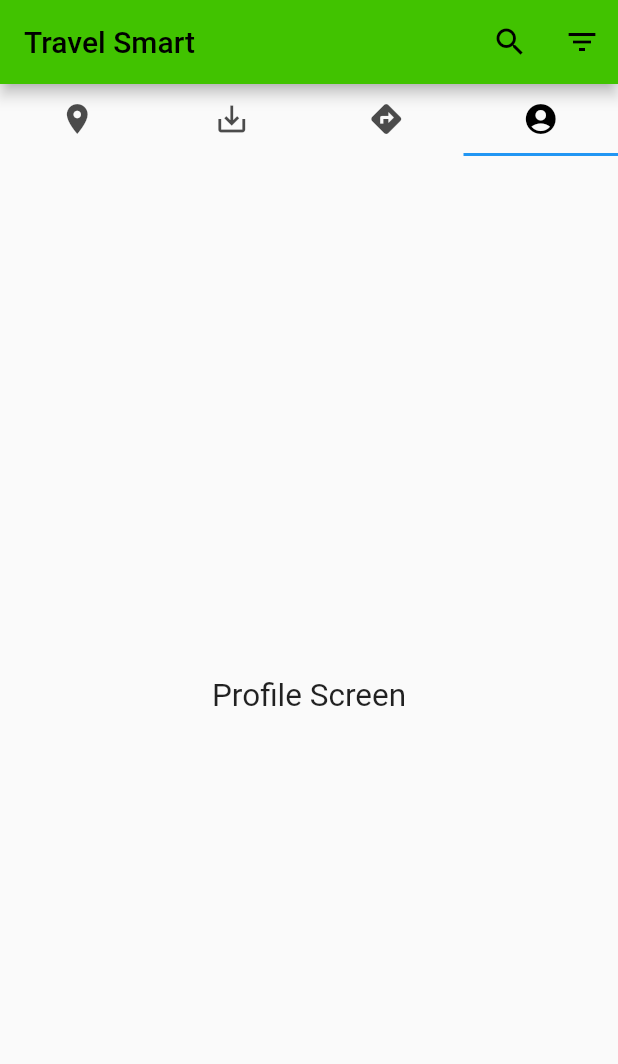
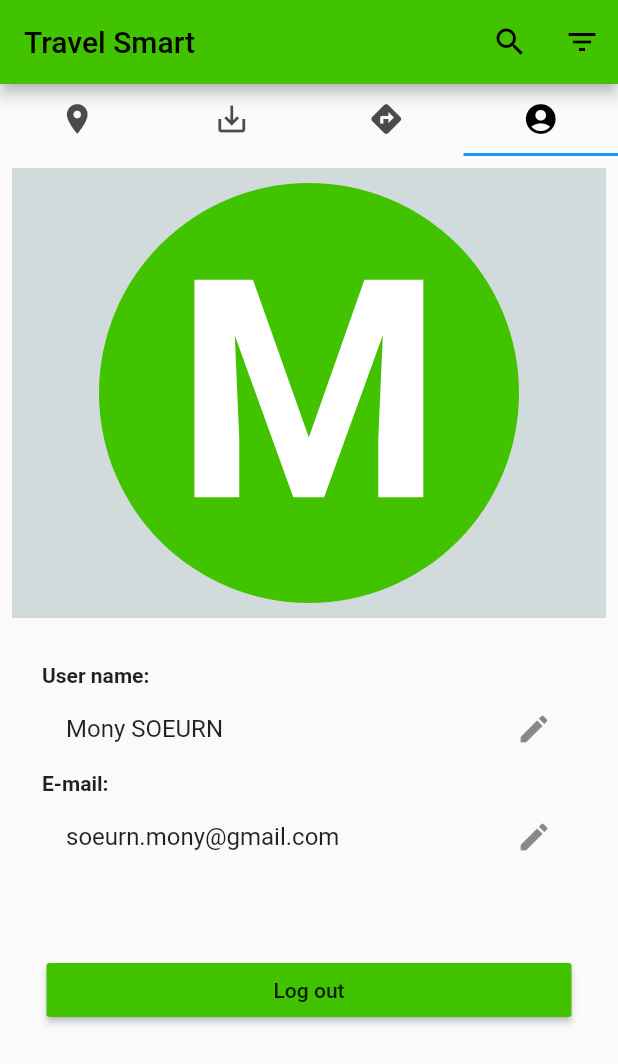
Before and after one commit to MonySOEURN/mobile_travel_smart, a Flutter app: the screen it shows after launch, tab 4 chosen, on a phone screen of 412 x 824 dp. Shown: the top 1064 px of the screen. Run offline on Flutter 3.47's test engine with Material 2 defaults, Android fonts, the phone set to English and light mode, and no system bars; our stand-ins replace cloud_firestore; accounts and stored records are empty.

Commit message:
[TASK] Profile screen after login

```diff
--- a/lib/screen/place_screen.dart
+++ b/lib/screen/place_screen.dart
@@ -28,8 +28,8 @@ class _State extends State<PlaceScreen>{
       Place("https://tinyurl.com/yguc9cl9", "Angkor wat", "Siem Reap", 3),
     ];
 
-    return _buildPlaceList(places);
-//    return _buildDynamicPlaceList();
+//    return _buildPlaceList(places);
+    return _buildDynamicPlaceList();
 //      MaterialApp(
 //        debugShowCheckedModeBanner: false,
 //        home: Scaffold(
@@ -41,52 +41,44 @@ class _State extends State<PlaceScreen>{
   Widget _buildDynamicPlaceList(){
     return StreamBuilder(
       stream: Firestore.instance.collection("places").snapshots(),
-      builder: (context, snapshot){
-        if(snapshot.connectionState == ConnectionState.done){
-          print(snapshot.data.documents);
-          return ListView.builder(
-              scrollDirection: Axis.vertical,
-              itemCount: snapshot.data.length,
-              itemBuilder: (BuildContext context, index){
-                return GestureDetector(
-                  onTap: (){
-                    print(snapshot.data[index]);
-                    final route = MaterialPageRoute(
-                        builder: (context){
-                          return PlaceDetailScreen(snapshot.data[index]);
-                        }
-                    );
-                    Navigator.push(context, route);
-                  },
-                  child: Container(
-                    height: 330,
-                    child: Column(
-                      crossAxisAlignment: CrossAxisAlignment.stretch,
-                      children: <Widget>[
-                        ClipRRect(
-                          borderRadius: BorderRadius.circular(10.0),
-                          child: Image.network(
-                            snapshot.data[index].placeImage,
-                          ),
-                        ),
-                        Text(snapshot.data[index].placeName, style: TextStyle(fontSize: 20),),
-                        Text(snapshot.data[index].placeLocation),
-                        Text("${snapshot.data[index].placeRate}")
-                      ],
-                    ),
-                  ),
-                );
-              }
+      builder: (BuildContext context, AsyncSnapshot<QuerySnapshot> snapshot){
+        if( snapshot.hasError){
+          return Center(
+           child: Text(
+               'Load data error.'
+           ),
           );
         } else {
-          if(snapshot.hasError){
-            print("Error ${snapshot.hasError}");
-            return null;
+          if(snapshot.connectionState == ConnectionState.waiting){
+            print("waiting");
+            return Center(
+              child: CircularProgressIndicator(),
+            );
           } else {
-            return Center(child: CircularProgressIndicator());
+            print("done");
+            return _buildPlacesListWidget(snapshot.data);
           }
         }
       },
+    );
+  }
+
+  Widget _buildPlacesListWidget(QuerySnapshot data){
+    return ListView(
+      children: data.documents.map((document){
+        return Column(
+          children: <Widget>[
+            Text(document['placeName']),
+            IconButton(
+              icon: Icon(Icons.delete),
+              onPressed: (){
+                final documentId = document.documentID;
+                Firestore.instance.collection('places').document(documentId).delete();
+              },
+            )
+          ],
+        );
+      }).toList(),
     );
   }
 
--- a/lib/screen/profile_screen.dart
+++ b/lib/screen/profile_screen.dart
@@ -2,6 +2,7 @@
 import 'package:flutter/material.dart';
 import 'package:travel_smart/screen/place_screen.dart';
 import 'package:travel_smart/screen/plan_screen.dart';
+import 'package:travel_smart/screen/profile_signed_in_screen.dart';
 import 'package:travel_smart/screen/save_place_screen.dart';
 
 class ProfileScreen extends StatelessWidget{
@@ -11,9 +12,7 @@ class ProfileScreen extends StatelessWidget{
         debugShowCheckedModeBanner: false,
         home: Scaffold(
             body: Center(
-                child:
-                Text('Profile Screen',
-                  style: TextStyle(fontSize: 21),)
+                child: ProfileSignedInScreen()
             )
         )
     );
--- /dev/null
+++ b/lib/screen/profile_signed_in_screen.dart
@@ -0,0 +1,96 @@
+import 'package:flutter/material.dart';
+
+class ProfileSignedInScreen extends StatelessWidget{
+  @override
+  Widget build(BuildContext context) {
+    // TODO: implement build
+    return Stack(
+      children: <Widget>[
+        // Background
+        Container(
+          height: 300,
+          decoration: BoxDecoration(
+            color: Color(0xffD2DBDB)
+          ),
+        ),
+        // circle account profile
+        Center(
+          child: Column(
+            children: <Widget>[
+              SizedBox(height: 10,),
+              Container(
+                child: Center(
+                    child:
+                     Text(
+                        "M",
+                       style: TextStyle(
+                         color: Colors.white,
+                         fontSize: 204,
+                         fontWeight: FontWeight.bold
+                       ),
+                     )
+                ),
+                decoration: BoxDecoration(
+                  color: Color(0xff41C300),
+                  borderRadius: BorderRadius.all(
+                    Radius.circular(190),
+                  ),
+                ),
+                height: 280,
+                width: 280,
+              ),
+              Padding(
+                padding: EdgeInsets.symmetric(horizontal: 20),
+                child: Column(
+                  children: <Widget>[
+                    SizedBox(height: 40,),
+                    _buildUserInformations("User name: ", "Mony SOEURN"),
+                    _buildUserInformations("E-mail: ", "soeurn.mony@gmail.com"),
+//                    Spacer(),
+                    SizedBox(height: 50,),
+                    SizedBox(
+                      width: 350,
+                      child: RaisedButton(
+                          color: Color(0xff41c300),
+                          onPressed: () {},
+                          child: Row(
+                            mainAxisAlignment: MainAxisAlignment.center,
+                            children: <Widget>[
+//                            Icon(Icons.plus_one),
+                              const Text(
+                                  'Log out',
+                                  style: TextStyle(fontSize: 14)
+                              ),
+                            ],
+                          )
+                      ),
+                    ),
+                  ],
+                )
+              ),
+            ],
+          ),
+        ),
+      ],
+    );
+  }
+
+  Widget _buildUserInformations(String label, String value){
+    return Column(
+      crossAxisAlignment: CrossAxisAlignment.start,
+      children: <Widget>[
+        Text(
+          label,
+          style: TextStyle(
+            fontWeight: FontWeight.bold
+          ),
+        ),
+        ListTile(
+          title: Text(value),
+          trailing: Icon(Icons.edit),
+        )
+      ],
+    );
+  }
+
+}
--- a/lib/screen/start_homepage_screen.dart
+++ b/lib/screen/start_homepage_screen.dart
@@ -5,7 +5,69 @@ import 'package:travel_smart/screen/plan_screen.dart';
 import 'package:travel_smart/screen/profile_screen.dart';
 import 'package:travel_smart/screen/save_place_screen.dart';
 
-class StartHomepageScreen extends StatelessWidget{
+class StartHomepageScreen extends StatefulWidget{
+
+  @override
+  State<StatefulWidget> createState() {
+    // TODO: implement createState
+    return _State();
+  }
+}
+
+//enum Answer {YES, NO, MAYBE}
+
+class _State extends State<StartHomepageScreen>{
+
+//  String _answer = "";
+//
+//  void setAnswer(String value){
+//    setState(() {
+//      // To Do Action on Value
+//      _answer = value;
+//    });
+//  }
+//
+//  Future<Null> _askUser() async {
+//    switch(
+//      await showDialog(
+//        context: context,
+//        child: SimpleDialog(
+//          title: Text("Do you like flutter?"),
+//          children: <Widget>[
+//            SimpleDialogOption(
+//              onPressed:  (){
+//                Navigator.pop(context, Answer.YES);
+//              },
+//              child: Text("YES!!!!"),
+//            ),
+//            SimpleDialogOption(
+//              onPressed:  (){
+//                Navigator.pop(context, Answer.NO);
+//              },
+//              child: Text("NO!!!!"),
+//            ),
+//            SimpleDialogOption(
+//              onPressed:  (){
+//                Navigator.pop(context, Answer.MAYBE);
+//              },
+//              child: Text("MAYBE!!!!"),
+//            )
+//          ],
+//        )
+//      )
+//    ){
+//      case Answer.YES:
+//        setAnswer("Yes");
+//        break;
+//      case Answer.NO:
+//        setAnswer("No");
+//        break;
+//      case Answer.MAYBE:
+//        setAnswer("Maybe");
+//        break;
+//    }
+//  }
+
   @override
   Widget build(BuildContext context) {
 
@@ -14,6 +76,22 @@ class StartHomepageScreen extends StatelessWidget{
     });
     final filterIcon = _buildAppBarIcons(Icon(Icons.filter_list), (){
       print("Press filter");
+      return DropdownButton(
+        items: [
+//          DropdownMenuItem(
+//            child: ListTile(
+//              title: Icon(Icons.flag),
+//              subtitle: Text("Item 1"),
+//            ),
+//          ),
+//          DropdownMenuItem(
+//            child: ListTile(
+//              title: Icon(Icons.flag),
+//              subtitle: Text("Item 1"),
+//            ),
+//          ),
+        ],
+      );
     });
 
     final appBar = AppBar(
@@ -49,6 +127,21 @@ class StartHomepageScreen extends StatelessWidget{
                     ),
                   ),
                 ),
+//                Text('You have answer ${_answer}'),
+//                RaisedButton(
+//                  child: Text("Click me"),
+//                  onPressed: (){
+//                    print("Click me");
+////                    _askUser();
+//                    showDialog(
+//                        context: context,
+//                        builder: (BuildContext context){
+//                          return AlertDialog(
+//                            title: Text("Hello"),
+//                            content: Text("What up"),
+//                          );
+//                    });
+//                }),
                 Expanded(
                   child: Padding(
                     padding: const EdgeInsets.all(8.0),
@@ -69,7 +162,7 @@ class StartHomepageScreen extends StatelessWidget{
                       ]),
                     ),
                   ),
-                )
+                ),
               ],
             ),
           ),
@@ -78,9 +171,33 @@ class StartHomepageScreen extends StatelessWidget{
   }
 
   Widget _buildAppBarIcons(Icon icon, Function press){
-    return IconButton(
-      icon: icon,
-      onPressed: press,
+    return GestureDetector(
+      onTap: press,
+      child: IconButton(
+        icon: icon,
+        onPressed: press,
+      ),
+    );
+  }
+
+  Widget _buildFilterDialog(){
+    return SimpleDialog(
+      title: const Text("Filter Options: "),
+      children: <Widget>[
+        _buildDialogElement("All"),
+        _buildDialogElement("Morning"),
+        _buildDialogElement("Afternoon"),
+        _buildDialogElement("Evening"),
+      ],
+    );
+  }
+
+  Widget _buildDialogElement(String key){
+    return  SimpleDialogOption(
+      child: Text(key),
+      onPressed: () {
+        print("Key $key");
+      },
     );
   }
 
```
